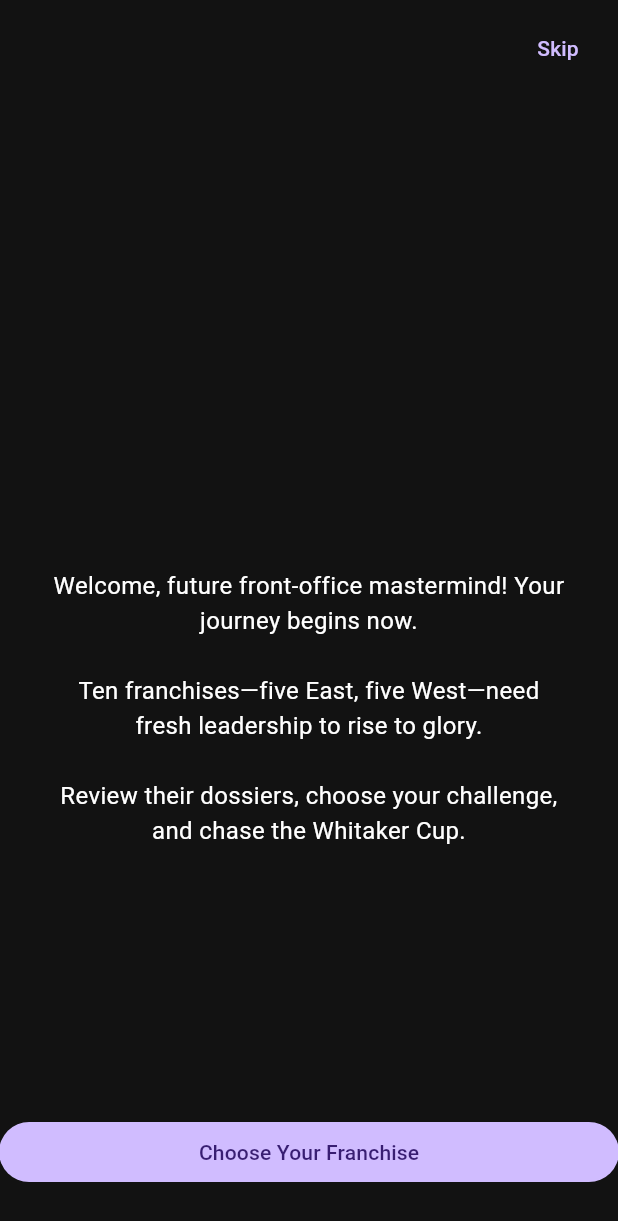
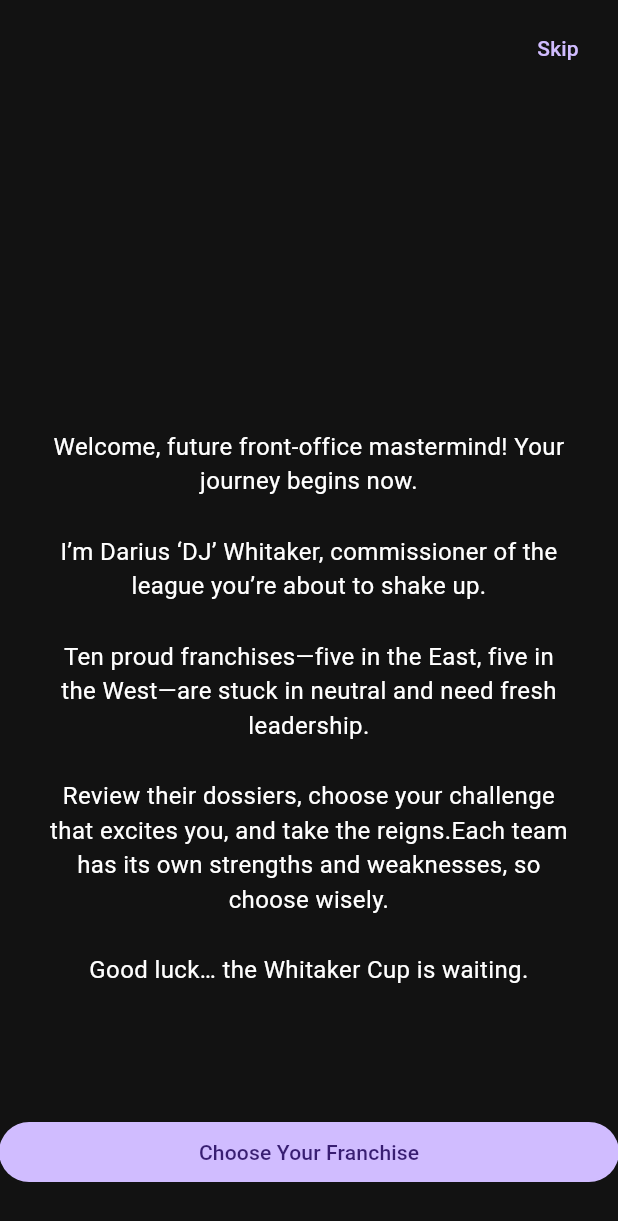
Before and after one commit to mirocle11/basketball_manager, a Flutter app: the screen it shows after launch, on a phone screen of 412 x 824 dp. Shown: the top 1221 px of the screen. Run offline on Flutter 3.47's test engine with Material 3 defaults, Android fonts, the phone set to English and light mode, and no system bars; our stand-ins replace animated_text_kit, equatable, flutter_animate, flutter_bloc, get_it, go_router and 2 more; accounts and stored records are empty.

Commit message:
feat(onboarding): changed intro message

```diff
--- a/lib/features/intro/intro_cutscene_screen.dart
+++ b/lib/features/intro/intro_cutscene_screen.dart
@@ -15,8 +15,11 @@ class _IntroCutSceneScreenState extends State<IntroCutSceneScreen>
     with SingleTickerProviderStateMixin {
   final List<String> _paragraphs = const [
     'Welcome, future front-office mastermind! Your journey begins now.',
-    'Ten franchises—five East, five West—need fresh leadership to rise to glory.',
-    'Review their dossiers, choose your challenge, and chase the Whitaker Cup.'
+    'I’m Darius ‘DJ’ Whitaker, commissioner of the league you’re about to shake up.',
+    'Ten proud franchises—five in the East, five in the West—are stuck in neutral and need fresh leadership.',
+    'Review their dossiers, choose your challenge that excites you, and take the reigns.'
+    'Each team has its own strengths and weaknesses, so choose wisely.',
+    'Good luck… the Whitaker Cup is waiting.'
   ];
   bool _showButton = false;
 
```
Also changed, not shown: assets/images/logo.png (added), assets/logos/HBS.png (added), assets/logos/NEO.png (added), assets/logos/SEA.png (added), pubspec.lock.
